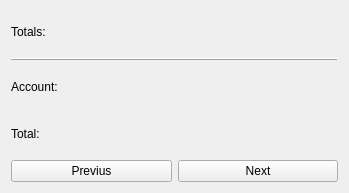
Before: the Qt Designer form billeUI/uis/account_dashlet_widget.ui in Igna11/Billetera2.0, drawn with Qt 5.
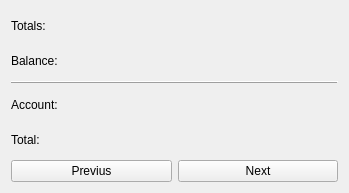
After: the same form once the commit is applied.

```diff
--- a/billeUI/uis/account_dashlet_widget.ui
+++ b/billeUI/uis/account_dashlet_widget.ui
@@ -23,6 +23,13 @@
        </property>
       </widget>
      </item>
+     <item>
+      <widget class="QLabel" name="balance_label">
+       <property name="text">
+        <string>Balance:</string>
+       </property>
+      </widget>
+     </item>
      <item>
       <widget class="QFrame" name="frame">
        <property name="frameShape">
```
